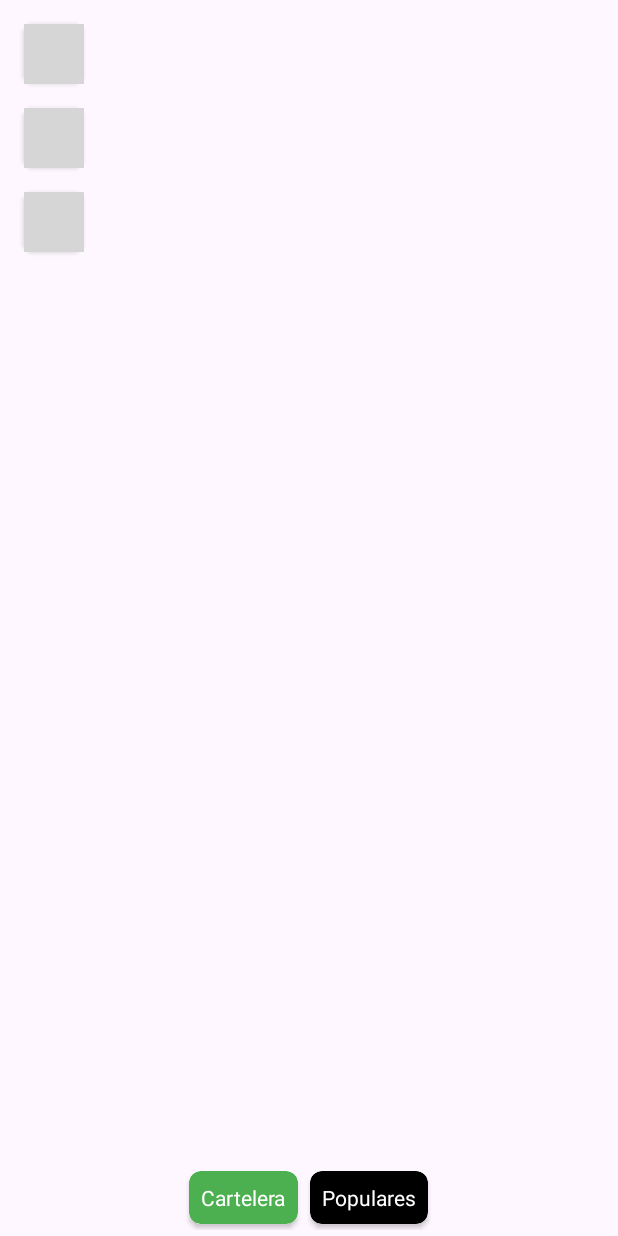
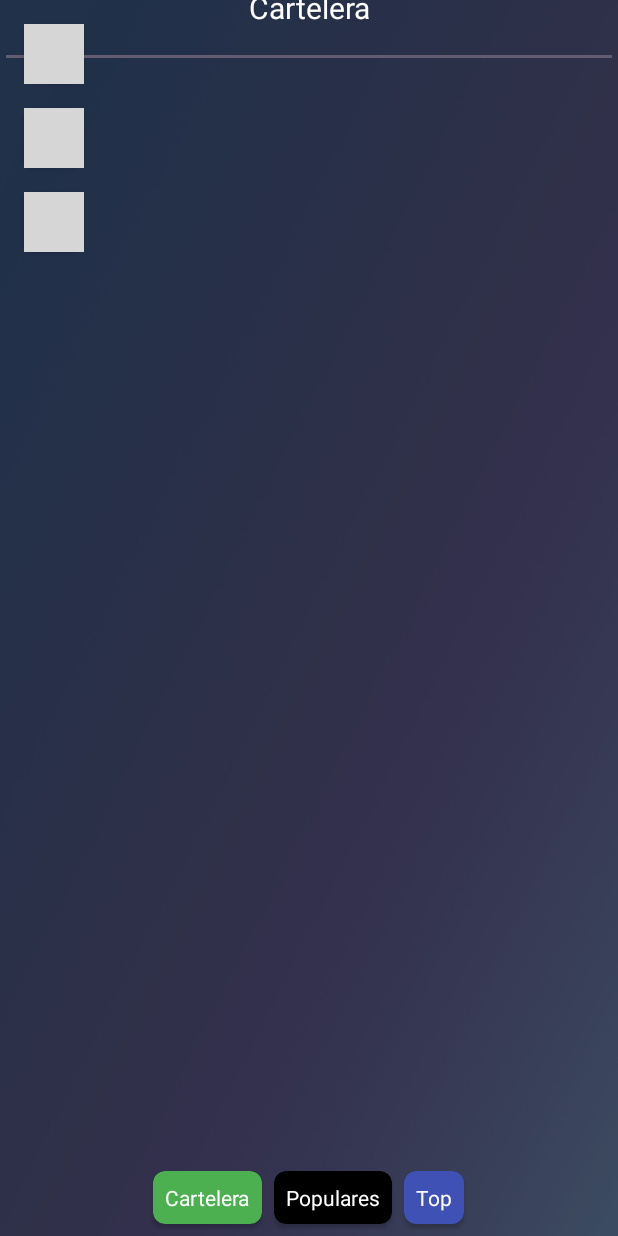
Before and after one commit to AlumnoBueno/Szene, an Android app: the layout activity_main.xml on its own in the app's theme, with its tools: preview values and no code run, on a phone screen of 412 x 824 dp. Run offline under Robolectric (Android 15) with nearby library versions, the phone set to English and light mode, and no system bars; plain views replace CircularProgressIndicator; network calls fail; grey boxes are pictures that could not be loaded.

```diff
--- a/app/src/main/java/com/example/szene/network/WebService.kt
+++ b/app/src/main/java/com/example/szene/network/WebService.kt
@@ -16,4 +16,9 @@ interface WebService {
     suspend fun obtenerPopulares(
         @Query("api_key") apiKey: String
     ): Response<PeliculasResponse>
+
+    @GET("top_rated")
+    suspend fun obtenerTop(
+        @Query("api_key") apiKey: String
+    ): Response<PeliculasResponse>
 }
--- a/app/src/main/java/com/example/szene/views/AdapterPeliculas.kt
+++ b/app/src/main/java/com/example/szene/views/AdapterPeliculas.kt
@@ -28,6 +28,7 @@ class AdapterPeliculas(
         val cvPelicula = itemView.findViewById(R.id.cvPelicula) as CardView
         val ivPoster = itemView.findViewById(R.id.ivPoster) as ImageView
         val pcIndicator = itemView.findViewById(R.id.circular_progress) as CircularProgressIndicator
+
     }
 
    override fun onCreateViewHolder(parent: ViewGroup, viewType: Int): ViewHolder {
@@ -53,4 +54,9 @@ class AdapterPeliculas(
    override fun getItemCount(): Int {
        return listaPeliculas.size
    }
+
+    fun actualizarPeliculas( listaPeliculas: List<PeliculaModel>){
+        this.listaPeliculas = listaPeliculas
+        notifyDataSetChanged()
+    }
 }
--- a/app/src/main/res/layout/activity_main.xml
+++ b/app/src/main/res/layout/activity_main.xml
@@ -5,45 +5,82 @@
     android:id="@+id/main"
     android:layout_width="match_parent"
     android:layout_height="match_parent"
+    android:background="@drawable/fondo"
     tools:context=".views.MainActivity">
+
+<LinearLayout
+    android:layout_width="match_parent"
+    android:layout_height="match_parent"
+    android:orientation="vertical"
+    tools:context=".MainActivity"
+    app:layout_constraintBottom_toBottomOf="parent">
+
+    <EditText
+        android:id="@+id/etFilter"
+        android:singleLine="true"
+        android:maxLines="1"
+        android:layout_width="match_parent"
+        android:layout_height="wrap_content"
+        app:layout_constraintBottom_toTopOf="@id/rvPeliculas"/>
+
+    <androidx.recyclerview.widget.RecyclerView
+        android:layout_width="match_parent"
+        android:layout_height="wrap_content"/>
+
+</LinearLayout>
+
+    <TextView
+        android:id="@+id/tvTitulo"
+        android:layout_width="wrap_content"
+        android:layout_height="wrap_content"
+        android:text="Cartelera"
+        android:textSize="20sp"
+        android:textColor="@color/white"
+        app:layout_constraintBottom_toTopOf="@id/rvPeliculas"
+
+        app:layout_constraintEnd_toEndOf="parent"
+        app:layout_constraintStart_toStartOf="parent"
+        app:layout_constraintTop_toTopOf="parent"
+        android:gravity="center"/>
+
 
     <androidx.recyclerview.widget.RecyclerView
         android:id="@+id/rvPeliculas"
         android:layout_width="0dp"
         android:layout_height="0dp"
         android:layout_margin="8dp"
-        tools:listitem="@layout/item_rv_peliculas"
+        app:layout_constraintBottom_toTopOf="@id/llOpciones"
+        app:layout_constraintEnd_toEndOf="parent"
         app:layout_constraintStart_toStartOf="parent"
-        app:layout_constraintEnd_toEndOf="parent"
         app:layout_constraintTop_toTopOf="parent"
-        app:layout_constraintBottom_toTopOf="@id/llOpciones" />
+        tools:listitem="@layout/item_rv_peliculas" />
 
     <LinearLayout
         android:id="@+id/llOpciones"
         android:layout_width="match_parent"
         android:layout_height="wrap_content"
         android:gravity="center_horizontal"
+        android:orientation="horizontal"
         android:paddingVertical="4dp"
-        android:orientation="horizontal"
-        app:layout_constraintStart_toStartOf="parent"
+        app:layout_constraintBottom_toBottomOf="parent"
         app:layout_constraintEnd_toEndOf="parent"
-        app:layout_constraintBottom_toBottomOf="parent" >
+        app:layout_constraintStart_toStartOf="parent">
 
         <androidx.cardview.widget.CardView
             android:id="@+id/cvCartelera"
             android:layout_width="wrap_content"
             android:layout_height="wrap_content"
             android:layout_margin="4dp"
-            app:cardCornerRadius="8dp"
             android:elevation="8dp"
-            app:cardBackgroundColor="@color/verde_200">
+            app:cardBackgroundColor="@color/verde_200"
+            app:cardCornerRadius="8dp">
 
             <TextView
                 android:layout_width="wrap_content"
                 android:layout_height="wrap_content"
                 android:padding="8dp"
                 android:text="Cartelera"
-                android:textColor="@color/white"/>
+                android:textColor="@color/white" />
 
         </androidx.cardview.widget.CardView>
 
@@ -52,16 +89,34 @@
             android:layout_width="wrap_content"
             android:layout_height="wrap_content"
             android:layout_margin="4dp"
-            app:cardCornerRadius="8dp"
             android:elevation="8dp"
-            app:cardBackgroundColor="@color/black">
+            app:cardBackgroundColor="@color/black"
+            app:cardCornerRadius="8dp">
 
             <TextView
                 android:layout_width="wrap_content"
                 android:layout_height="wrap_content"
                 android:padding="8dp"
                 android:text="Populares"
-                android:textColor="@color/white"/>
+                android:textColor="@color/white" />
+
+        </androidx.cardview.widget.CardView>
+
+        <androidx.cardview.widget.CardView
+            android:id="@+id/cvTop"
+            android:layout_width="wrap_content"
+            android:layout_height="wrap_content"
+            android:layout_margin="4dp"
+            android:elevation="8dp"
+            app:cardBackgroundColor="@color/azul_200"
+            app:cardCornerRadius="8dp">
+
+            <TextView
+                android:layout_width="wrap_content"
+                android:layout_height="wrap_content"
+                android:padding="8dp"
+                android:text="Top"
+                android:textColor="@color/white" />
 
         </androidx.cardview.widget.CardView>
 
```
Also changed, not shown: app/src/main/java/com/example/szene/viewmodels/PeliculasViewModel.kt (+10 -1 lines), app/src/main/java/com/example/szene/views/MainActivity.kt (+32 -30 lines), app/src/main/res/drawable/fondo.jpg (added).
